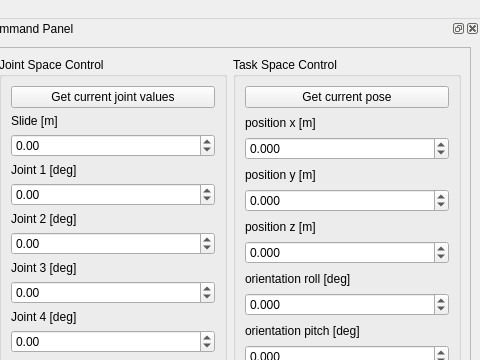
Before: the Qt Designer form ROBOTIS/ROBOTIS-MANIPULATOR-H/manipulator_h_gui/ui/main_window.ui in tkuiclab/wrs2018, drawn with Qt 5; both pictures show x 567 to 1047 and y 0 to 360 of the 1047 by 629 pixel window.
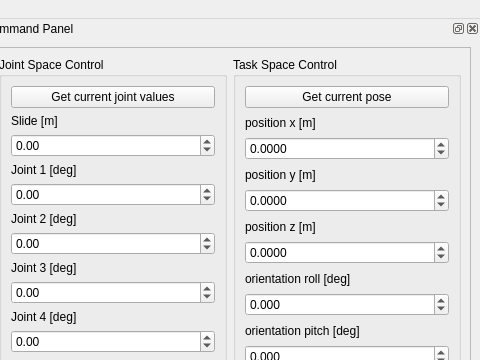
After: the same form once the commit is applied. Icons and pictures are not drawn.

What changed in the file:
```diff
--- a/ROBOTIS/ROBOTIS-MANIPULATOR-H/manipulator_h_gui/ui/main_window.ui
+++ b/ROBOTIS/ROBOTIS-MANIPULATOR-H/manipulator_h_gui/ui/main_window.ui
@@ -162,7 +162,7 @@
            <item>
             <widget class="QDoubleSpinBox" name="pos_x_spinbox">
              <property name="decimals">
-              <number>3</number>
+              <number>4</number>
              </property>
              <property name="minimum">
               <double>-10.000000000000000</double>
@@ -185,7 +185,7 @@
            <item>
             <widget class="QDoubleSpinBox" name="pos_y_spinbox">
              <property name="decimals">
-              <number>3</number>
+              <number>4</number>
              </property>
              <property name="minimum">
               <double>-10.000000000000000</double>
@@ -208,7 +208,7 @@
            <item>
             <widget class="QDoubleSpinBox" name="pos_z_spinbox">
              <property name="decimals">
-              <number>3</number>
+              <number>4 </number>
              </property>
              <property name="minimum">
               <double>-10.000000000000000</double>
```
